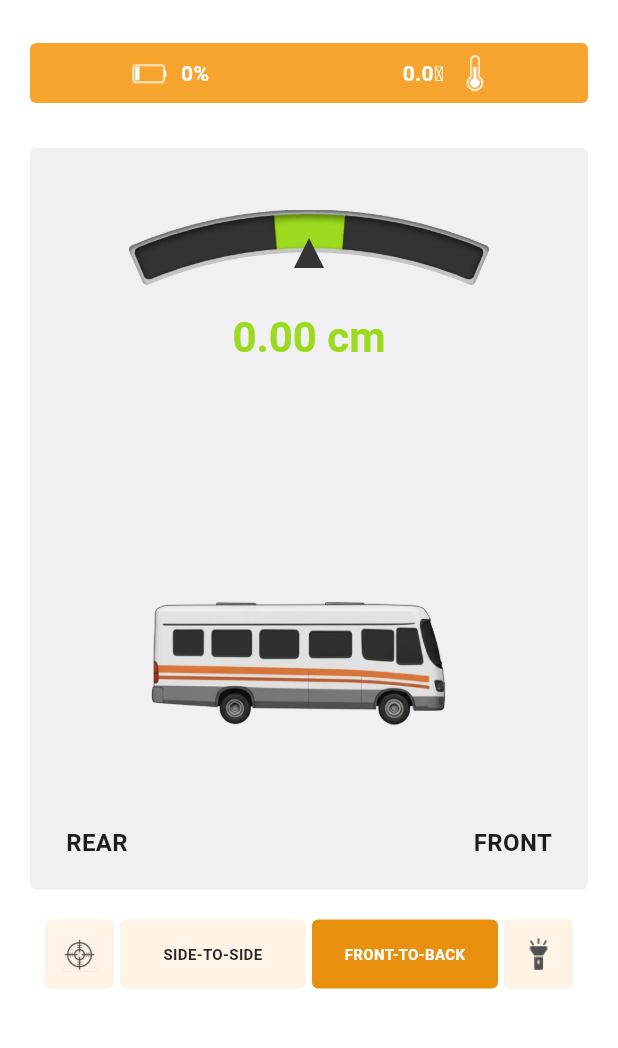
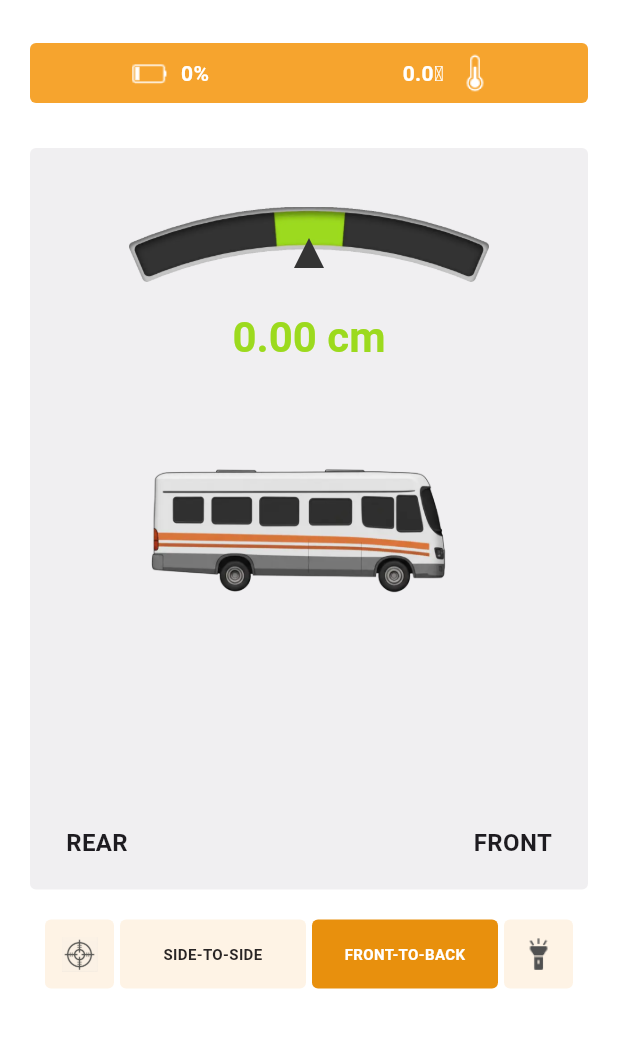
Before and after one commit to dhs964057117/gyrosApp, a Flutter app: the HomeScreen screen opened directly, on a phone screen of 412 x 824 dp, the part 71-1119 px from its top. Run offline on Flutter 3.47's test engine with Material 3 defaults, Android fonts, the phone set to English and light mode, and no system bars; our stand-ins replace flutter_blue_plus, permission_handler, shared_preferences; missing offline and left inert: page_flip, torch_light; accounts and stored records are empty; Roboto replaces fonts that are missing (Arial).

Commit message:
feat: 调整层级关系

```diff
--- a/lib/screens/home_screen.dart
+++ b/lib/screens/home_screen.dart
@@ -201,7 +201,9 @@ class _HomeScreenState extends State<HomeScreen>
             : (_viewMode == 2 ? orientation.roll : 0);
 
         double lengthForMode = _viewMode == 1 ? storage.height : storage.width;
-        double hAbsVal = _viewMode == 3 ? 0.0 : orientation.calculateHighDifference(currentAngle, lengthForMode);
+        double hAbsVal = _viewMode == 3
+            ? 0.0
+            : orientation.calculateHighDifference(currentAngle, lengthForMode);
 
         return SingleChildScrollView(
           child: Padding(
@@ -242,27 +244,6 @@ class _HomeScreenState extends State<HomeScreen>
                   ),
                   child: Stack(
                     children: [
-                              // High Difference Text
-                              Positioned(
-                                top: 110,
-                                left: 0,
-                                right: 0,
-                                child: Center(
-                                  child: AnimatedDefaultTextStyle(
-                                    duration: const Duration(milliseconds: 100),
-                                    curve: Curves.linear,
-                                    style: TextStyle(
-                                      fontSize: 28,
-                                      fontWeight: FontWeight.bold,
-                                      color: _getGaugeColor(hAbsVal, storage.unit),
-                                      fontFeatures: const [FontFeature.tabularFigures()],
-                                    ),
-                                    child: Text(
-                                      _getDifferenceText(storage, _viewMode, hAbsVal),
-                                    ),
-                                  ),
-                                ),
-                              ),
                       // Main LevelingGauge Animation
                       // 重点优化：整体向下偏移（top: 75），让指针正好1/3刺入圆弧，剩下2/3在圆弧下方
                       Positioned(
@@ -281,6 +262,29 @@ class _HomeScreenState extends State<HomeScreen>
                           unit: storage.unit,
                           wheelValues: wheelValues,
                           thresholds: thresholds,
+                        ),
+                      ),
+                      // High Difference Text
+                      Positioned(
+                        top: 110,
+                        left: 0,
+                        right: 0,
+                        child: Center(
+                          child: AnimatedDefaultTextStyle(
+                            duration: const Duration(milliseconds: 100),
+                            curve: Curves.linear,
+                            style: TextStyle(
+                              fontSize: 28,
+                              fontWeight: FontWeight.bold,
+                              color: _getGaugeColor(hAbsVal, storage.unit),
+                              fontFeatures: const [
+                                FontFeature.tabularFigures(),
+                              ],
+                            ),
+                            child: Text(
+                              _getDifferenceText(storage, _viewMode, hAbsVal),
+                            ),
+                          ),
                         ),
                       ),
                       // Labels
@@ -443,9 +447,11 @@ class _HomeScreenState extends State<HomeScreen>
     );
   }
 
-  Widget _buildDebugSidebarItem(IconData icon,
+  Widget _buildDebugSidebarItem(
+    IconData icon,
     String title,
-      VoidCallback onTap,) {
+    VoidCallback onTap,
+  ) {
     if (kDebugMode) {
       return ListTile(
         leading: Padding(
@@ -470,8 +476,7 @@ class _HomeScreenState extends State<HomeScreen>
   void _showResetDialog(BleService ble, StorageService storage) {
     showDialog(
       context: context,
-      builder: (context) =>
-          AlertDialog(
+      builder: (context) => AlertDialog(
         title: const Text('Reset Device'),
         content: const Text('Whether to reset the device data?'),
         actions: [
@@ -530,8 +535,7 @@ class _HomeScreenState extends State<HomeScreen>
     final bleService = Provider.of<BleService>(context, listen: false);
     showDialog(
       context: context,
-      builder: (context) =>
-          AlertDialog(
+      builder: (context) => AlertDialog(
         content: const Text(
           'Please confirm whether the device is handling calibratable positions and click "Sure" to start the calibration?',
         ),
--- a/lib/widgets/leveling_gauge.dart
+++ b/lib/widgets/leveling_gauge.dart
@@ -58,22 +58,36 @@ class LevelingGauge extends StatelessWidget {
         if (magnitudeScale > 1.0) magnitudeScale = 1.0;
         double sign = nums < 0 ? -1.0 : 1.0;
 
-        // Pointer rotation scaled to visual arc limits (38 degrees sweeps the edge perfectly)
-        double pointerRotationDegrees = sign * (magnitudeScale * 38.0);
-
         // Clamped nums values directly match original JS variables
         if (nums <= -limit) nums = -limit;
         if (nums >= limit) nums = limit;
 
-        // Car layout rotation uses the actual fw value translation JS style
-        double fw = unit == 1 ? (nums * 2.1) : (nums * 5.2);
+        // JS geometric fw rotation calculation (maximum ~26.25 degrees)
+        double fw = unit == 1 ? (nums * 5.8 / 2.5) : (nums * 5.8);
+
+        // Use EXACT pure fw as naturally configured by JS for the needle limits
+        double pointerRotationDegrees = fw;
+        // Car strictly derived from fw as well
         double carRotationDegrees = fw * 0.4;
 
         // Determine background gauge image based on absolute height difference (not angle)
         String levelerImage = _getLevelerImage(angle, nums.abs(), unit);
 
         // Responsive Column layout adapts gracefully to any height!
-        return Column(
+        return Stack(
+          children: [
+            Center(
+              child: AnimatedRotation(
+                turns: carRotationDegrees / 360.0,
+                duration: const Duration(milliseconds: 300),
+                curve: Curves.easeOutBack,
+                child: FractionallySizedBox(
+                  widthFactor: 0.8, // 80% of width
+                  child: Image.asset(carImage, fit: BoxFit.contain),
+                ),
+              ),
+            ),
+            Column(
               children: [
                 // Flexible Top Area: Gauge Module
                 Expanded(
@@ -81,39 +95,45 @@ class LevelingGauge extends StatelessWidget {
                   child: Align(
                     alignment: Alignment.topCenter,
                     child: FittedBox(
-                  fit: BoxFit.contain, // Allow the Gauge itself to securely scale
+                      fit: BoxFit.contain,
+                      // Allow the Gauge itself to securely scale
                       child: SizedBox(
-                    width: 320,  // Logic width
-                    height: 180, // Logic height for the Arc box, keeps it tightly clipped visually
+                        width: 320,
+                        // Logic width
+                        height: 180,
+                        // Logic height for the Arc box, keeps it tightly clipped visually
                         child: Stack(
-                      clipBehavior: Clip.none, // Allow needle stick to safely bleed vertically
+                          clipBehavior: Clip.none,
+                          // Allow needle stick to safely bleed vertically
                           alignment: Alignment.topCenter,
                           children: [
                             // Background Gauge Arc
                             Positioned(
-                          top: 26,
+                              top: 24, // Original JS gauge static Y offset
                               child: Image.asset(
                                 levelerImage,
                                 width: 240,
                                 gaplessPlayback: true,
                               ),
                             ),
-                        // The Needle System
+                            // The Needle System perfectly mimicking JS DOM constraints
                             Positioned(
-                          top: 35, // Align rotational center strictly to arc geometric center
+                              top: 45,
+                              // Exact JS original tip offset Y (margin-top 32px + wrapped margins)
                               child: AnimatedRotation(
                                 turns: pointerRotationDegrees / 360.0,
                                 duration: const Duration(milliseconds: 300),
                                 curve: Curves.easeOut,
                                 child: Container(
-                              height: 360, // Rotational diameter
+                                  height: 436,
+                                  // Diameter resolving strictly to JS radius 218px
                                   width: 20,
                                   alignment: Alignment.topCenter,
-                              child: Padding(
-                                padding: const EdgeInsets.only(top: 10.0),
                                   child: CustomPaint(
+                                    // Removed padding to lock geometric apex perfectly to local top=0
                                     size: const Size(20, 20),
-                                  painter: TrianglePainter(color: const Color(0xFF343434)),
+                                    painter: TrianglePainter(
+                                      color: const Color(0xFF343434),
                                     ),
                                   ),
                                 ),
@@ -125,23 +145,24 @@ class LevelingGauge extends StatelessWidget {
                     ),
                   ),
                 ),
+              ],
+            ),
 
-            // Flexible Bottom Area: Rotating Car Image
-            Expanded(
-              flex: 4,
-              child: AnimatedRotation(
-                turns: carRotationDegrees / 360.0,
-                duration: const Duration(milliseconds: 300),
-                curve: Curves.easeOutBack,
-                child: FractionallySizedBox(
-                  widthFactor: 0.8, // 80% of width
-                  child: Image.asset(
-                    carImage,
-                    fit: BoxFit.contain,
-                  ),
-                ),
-              ),
-            ),
+            // Flexible Bottom Area: Rotating Car Image (Safely Centered)
+            // Expanded(
+            //   flex: 4,
+            //   child: Center(
+            //     child: AnimatedRotation(
+            //       turns: carRotationDegrees / 360.0,
+            //       duration: const Duration(milliseconds: 300),
+            //       curve: Curves.easeOutBack,
+            //       child: FractionallySizedBox(
+            //         widthFactor: 0.8, // 80% of width
+            //         child: Image.asset(carImage, fit: BoxFit.contain),
+            //       ),
+            //     ),
+            //   ),
+            // ),
             // Bottom Padding to give space above Labels
             const SizedBox(height: 20),
           ],
@@ -156,9 +177,13 @@ class LevelingGauge extends StatelessWidget {
 
     if (hAbs <= t1) return 'assets/images/leveler3.webp';
     if (hAbs > t1 && hAbs <= t2) {
-      return angle > 0 ? 'assets/images/leveler4.webp' : 'assets/images/leveler2.webp';
+      return angle > 0
+          ? 'assets/images/leveler4.webp'
+          : 'assets/images/leveler2.webp';
     }
-    return angle > 0 ? 'assets/images/leveler5.webp' : 'assets/images/leveler1.webp';
+    return angle > 0
+        ? 'assets/images/leveler5.webp'
+        : 'assets/images/leveler1.webp';
   }
 
   Color _getColor(double val, String key) {
@@ -289,7 +314,7 @@ class _WheelValue extends StatelessWidget {
             duration: const Duration(milliseconds: 100),
             curve: Curves.linear,
             style: TextStyle(
-              fontSize: 18,
+              fontSize: 20,
               fontWeight: FontWeight.bold,
               color: color,
               fontFeatures: const [FontFeature.tabularFigures()],
```
Lines whose indentation alone changed are shown as unchanged.
